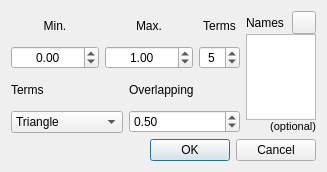
Old version of the form qtfuzzylite/ui/Wizard.ui in the repository fuzzylite/fuzzylite.
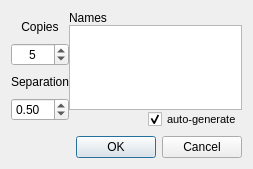
New version of the form. Icons and pictures are not drawn.

What changed in the file:
```diff
--- a/qtfuzzylite/ui/Wizard.ui
+++ b/qtfuzzylite/ui/Wizard.ui
@@ -9,8 +9,8 @@
    <rect>
     <x>0</x>
     <y>0</y>
-    <width>308</width>
-    <height>172</height>
+    <width>253</width>
+    <height>169</height>
    </rect>
   </property>
   <property name="sizePolicy">
@@ -22,91 +22,30 @@
   <property name="windowTitle">
    <string>Wizard</string>
   </property>
-  <layout class="QVBoxLayout" name="verticalLayout">
-   <item>
-    <layout class="QHBoxLayout" name="horizontalLayout">
-     <property name="leftMargin">
-      <number>0</number>
-     </property>
-     <item>
       <layout class="QVBoxLayout" name="verticalLayout_2">
        <item>
-        <layout class="QHBoxLayout" name="horizontalLayout_3">
-         <item>
-          <layout class="QVBoxLayout" name="verticalLayout_4">
-           <item>
-            <widget class="QLabel" name="lbl_min">
-             <property name="text">
-              <string>Min.</string>
-             </property>
-             <property name="alignment">
-              <set>Qt::AlignCenter</set>
-             </property>
-            </widget>
-           </item>
+    <layout class="QHBoxLayout" name="horizontalLayout_2">
+     <property name="spacing">
+      <number>0</number>
+     </property>
+     <property name="rightMargin">
+      <number>0</number>
+     </property>
            <item>
-            <widget class="QDoubleSpinBox" name="dsx_min">
-             <property name="sizePolicy">
-              <sizepolicy hsizetype="Maximum" vsizetype="Fixed">
-               <horstretch>0</horstretch>
-               <verstretch>0</verstretch>
-              </sizepolicy>
-             </property>
-             <property name="alignment">
-              <set>Qt::AlignCenter</set>
-             </property>
-             <property name="minimum">
-              <double>-999999999.000000000000000</double>
-             </property>
-             <property name="maximum">
-              <double>999999999.000000000000000</double>
-             </property>
-            </widget>
-           </item>
-          </layout>
-         </item>
-         <item>
-          <layout class="QVBoxLayout" name="verticalLayout_5">
-           <item>
-            <widget class="QLabel" name="lbl_max">
-             <property name="text">
-              <string>Max.</string>
-             </property>
-             <property name="alignment">
-              <set>Qt::AlignCenter</set>
-             </property>
-            </widget>
-           </item>
-           <item>
-            <widget class="QDoubleSpinBox" name="dsx_max">
-             <property name="sizePolicy">
-              <sizepolicy hsizetype="Maximum" vsizetype="Fixed">
-               <horstretch>0</horstretch>
-               <verstretch>0</verstretch>
-              </sizepolicy>
-             </property>
-             <property name="alignment">
-              <set>Qt::AlignCenter</set>
-             </property>
-             <property name="minimum">
-              <double>-999999999.000000000000000</double>
-             </property>
-             <property name="maximum">
-              <double>999999999.000000000000000</double>
-             </property>
-             <property name="value">
-              <double>1.000000000000000</double>
-             </property>
-            </widget>
-           </item>
-          </layout>
-         </item>
-         <item>
-          <layout class="QVBoxLayout" name="verticalLayout_6">
+      <layout class="QVBoxLayout" name="verticalLayout">
+       <property name="spacing">
+        <number>0</number>
+       </property>
            <item>
             <widget class="QLabel" name="lbl_terms">
+         <property name="sizePolicy">
+          <sizepolicy hsizetype="Preferred" vsizetype="Fixed">
+           <horstretch>0</horstretch>
+           <verstretch>0</verstretch>
+          </sizepolicy>
+         </property>
              <property name="text">
-              <string>Terms</string>
+          <string>Copies</string>
              </property>
              <property name="alignment">
               <set>Qt::AlignCenter</set>
@@ -114,9 +53,9 @@
             </widget>
            </item>
            <item>
-            <widget class="QSpinBox" name="spx_terms">
+        <widget class="QSpinBox" name="sbx_copies">
              <property name="sizePolicy">
-              <sizepolicy hsizetype="Maximum" vsizetype="Fixed">
+          <sizepolicy hsizetype="Expanding" vsizetype="Fixed">
                <horstretch>0</horstretch>
                <verstretch>0</verstretch>
               </sizepolicy>
@@ -135,56 +74,21 @@
              </property>
             </widget>
            </item>
-          </layout>
-         </item>
-        </layout>
-       </item>
-       <item>
-        <layout class="QVBoxLayout" name="verticalLayout_7">
-         <item>
-          <layout class="QHBoxLayout" name="horizontalLayout_2">
-           <property name="topMargin">
-            <number>0</number>
-           </property>
-           <item>
-            <layout class="QVBoxLayout" name="verticalLayout_9">
-             <property name="leftMargin">
-              <number>0</number>
-             </property>
-             <item>
-              <widget class="QLabel" name="label_2">
-               <property name="text">
-                <string>Terms</string>
-               </property>
-              </widget>
-             </item>
-             <item>
-              <widget class="QComboBox" name="cbx_term">
-               <item>
-                <property name="text">
-                 <string>Triangle</string>
-                </property>
-               </item>
-               <item>
-                <property name="text">
-                 <string>Trapezoid</string>
-                </property>
-               </item>
-              </widget>
-             </item>
-            </layout>
-           </item>
-           <item>
-            <layout class="QVBoxLayout" name="verticalLayout_8">
              <item>
               <widget class="QLabel" name="label">
+         <property name="sizePolicy">
+          <sizepolicy hsizetype="Preferred" vsizetype="Fixed">
+           <horstretch>0</horstretch>
+           <verstretch>0</verstretch>
+          </sizepolicy>
+         </property>
                <property name="text">
-                <string>Overlapping</string>
+          <string>Separation</string>
                </property>
               </widget>
              </item>
              <item>
-              <widget class="QDoubleSpinBox" name="sbx_overlap">
+        <widget class="QDoubleSpinBox" name="sbx_separation">
                <property name="maximum">
                 <double>1.000000000000000</double>
                </property>
@@ -198,17 +102,14 @@
              </item>
             </layout>
            </item>
-          </layout>
-         </item>
-        </layout>
-       </item>
-      </layout>
-     </item>
      <item>
       <layout class="QVBoxLayout" name="verticalLayout_3">
        <property name="spacing">
         <number>0</number>
        </property>
+       <property name="topMargin">
+        <number>0</number>
+       </property>
        <item>
         <layout class="QHBoxLayout" name="horizontalLayout_5">
          <item>
@@ -221,36 +122,60 @@
            </property>
           </widget>
          </item>
-         <item>
-          <widget class="QToolButton" name="btn_create_labels">
-           <property name="text">
-            <string/>
-           </property>
-           <property name="icon">
-            <iconset resource="resources.qrc">
-             <normaloff>:/icons/icons/wizard.png</normaloff>:/icons/icons/wizard.png</iconset>
-           </property>
-          </widget>
-         </item>
         </layout>
        </item>
        <item>
-        <widget class="QPlainTextEdit" name="ptx_terms"/>
+        <widget class="QPlainTextEdit" name="ptx_terms">
+         <property name="font">
+          <font>
+           <pointsize>9</pointsize>
+          </font>
+         </property>
+         <property name="tabChangesFocus">
+          <bool>true</bool>
+         </property>
+         <property name="lineWrapMode">
+          <enum>QPlainTextEdit::NoWrap</enum>
+         </property>
+         <property name="readOnly">
+          <bool>false</bool>
+         </property>
+        </widget>
        </item>
        <item>
-        <widget class="QLabel" name="label_3">
+        <layout class="QHBoxLayout" name="horizontalLayout_3">
+         <property name="topMargin">
+          <number>0</number>
+         </property>
+         <item>
+          <spacer name="horizontalSpacer">
+           <property name="orientation">
+            <enum>Qt::Horizontal</enum>
+           </property>
+           <property name="sizeHint" stdset="0">
+            <size>
+             <width>40</width>
+             <height>20</height>
+            </size>
+           </property>
+          </spacer>
+         </item>
+         <item>
+          <widget class="QCheckBox" name="chx_auto_generate">
          <property name="font">
           <font>
            <pointsize>8</pointsize>
           </font>
          </property>
          <property name="text">
-          <string>(optional)</string>
-         </property>
-         <property name="alignment">
-          <set>Qt::AlignBottom|Qt::AlignRight|Qt::AlignTrailing</set>
-         </property>
-        </widget>
+            <string>auto-generate</string>
+           </property>
+           <property name="checked">
+            <bool>true</bool>
+           </property>
+          </widget>
+         </item>
+        </layout>
        </item>
       </layout>
      </item>
```
Lines whose indentation alone changed are shown as unchanged.
